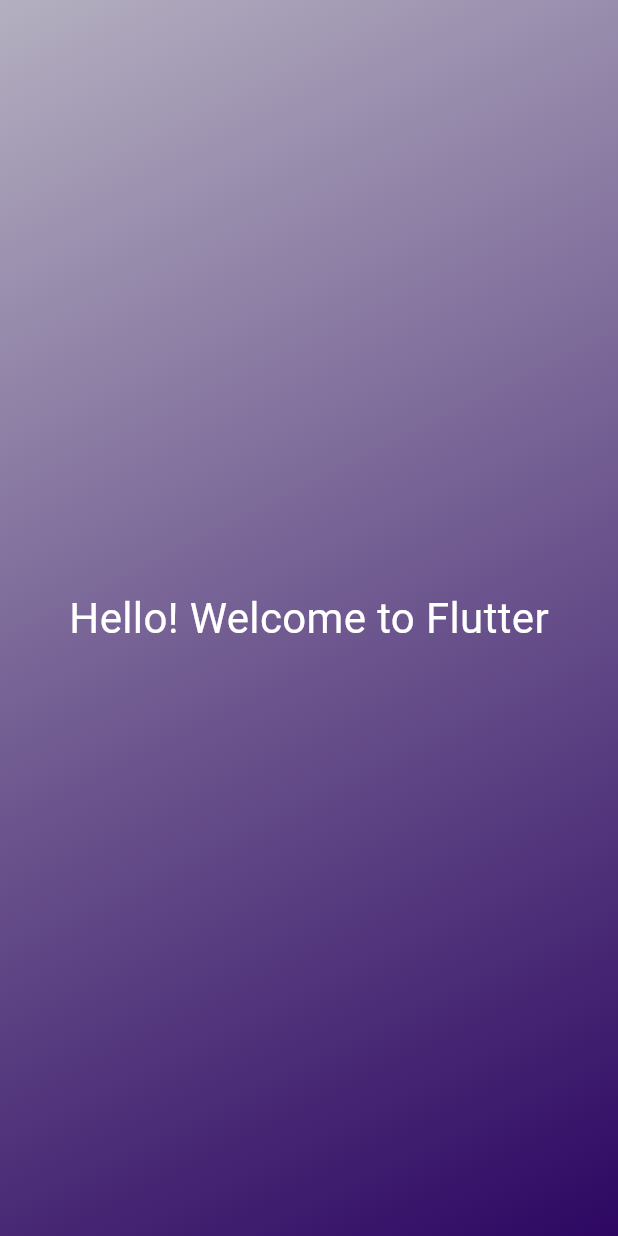
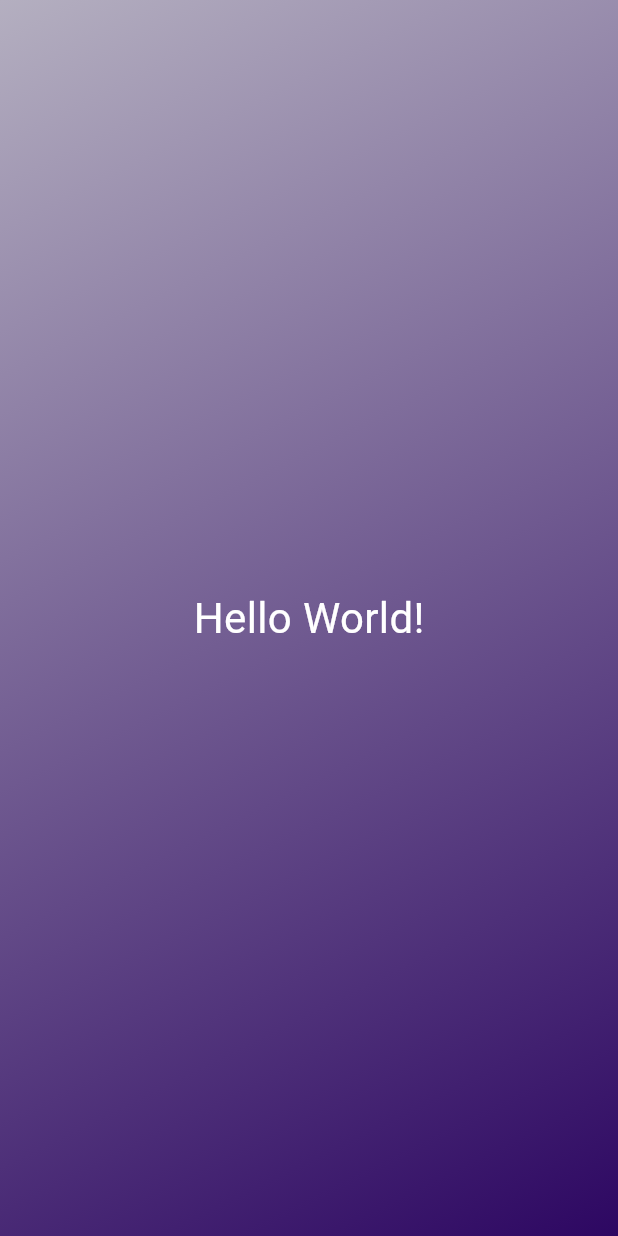
Before and after one commit to kantujjwal/FlutterApp, a Flutter app: the screen it shows after launch, on a phone screen of 412 x 824 dp. Run offline on Flutter 3.47's test engine with Material 3 defaults, Android fonts, the phone set to English and light mode, and no system bars.

Commit message:
variables & types - COmining Two Key Concepts

```diff
--- a/lib/gradient_container.dart
+++ b/lib/gradient_container.dart
@@ -20,8 +20,8 @@ class GradientContainer extends StatelessWidget {
           end: endAlignment,
         ),
       ),
-      child: Center(
-        child: StyledText(),
+      child: const Center(
+        child: StyledText('Hello World!'),
       ),
     );
   }
--- a/lib/styled_dart.dart
+++ b/lib/styled_dart.dart
@@ -1,13 +1,16 @@
 import 'package:flutter/material.dart';
 
 class StyledText extends StatelessWidget {
-  const StyledText({super.key});
+  const StyledText(this.text, {super.key});
+
+  final String text;
 
   @override
   Widget build(context) {
-    return const Text(
-      'Hello! Welcome to Flutter',
-      style: TextStyle(
+    return Text(
+      // 'Hello! Welcome to Flutter',
+      text,
+      style: const TextStyle(
         color: Colors.white,
         fontSize: 28,
       ),
```
